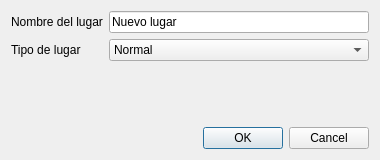
This is nodedialog.ui in TheSanFr/Simulador-Taxis as Qt 5 draws it before an edit. The edited form follows.
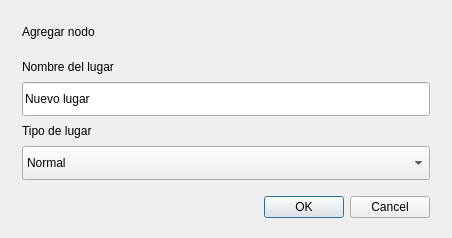
This is the edited form.

The edit to the form file:
```diff
--- a/nodedialog.ui
+++ b/nodedialog.ui
@@ -2,20 +2,60 @@
 <ui version="4.0">
  <class>NodeDialog</class>
  <widget class="QDialog" name="NodeDialog">
+  <property name="minimumSize">
+   <size>
+    <width>420</width>
+    <height>0</height>
+   </size>
+  </property>
   <property name="geometry">
    <rect>
     <x>0</x>
     <y>0</y>
-    <width>380</width>
-    <height>160</height>
+    <width>452</width>
+    <height>238</height>
    </rect>
   </property>
   <property name="windowTitle">
    <string>Nuevo nodo</string>
   </property>
   <layout class="QVBoxLayout" name="layoutDialog">
+   <property name="spacing">
+    <number>16</number>
+   </property>
+   <property name="leftMargin">
+    <number>22</number>
+   </property>
+   <property name="topMargin">
+    <number>20</number>
+   </property>
+   <property name="rightMargin">
+    <number>22</number>
+   </property>
+   <property name="bottomMargin">
+    <number>20</number>
+   </property>
+   <item>
+    <widget class="QLabel" name="lblDialogTitle">
+     <property name="text">
+      <string>Agregar nodo</string>
+     </property>
+    </widget>
+   </item>
    <item>
     <layout class="QFormLayout" name="formLayout">
+     <property name="horizontalSpacing">
+      <number>0</number>
+     </property>
+     <property name="verticalSpacing">
+      <number>8</number>
+     </property>
+     <property name="rowWrapPolicy">
+      <enum>QFormLayout::WrapAllRows</enum>
+     </property>
+     <property name="fieldGrowthPolicy">
+      <enum>QFormLayout::AllNonFixedFieldsGrow</enum>
+     </property>
      <item row="0" column="0">
       <widget class="QLabel" name="lblName">
        <property name="text">
@@ -25,6 +65,12 @@
      </item>
      <item row="0" column="1">
       <widget class="QLineEdit" name="edtName">
+       <property name="minimumSize">
+        <size>
+         <width>0</width>
+         <height>34</height>
+        </size>
+       </property>
        <property name="text">
         <string>Nuevo lugar</string>
        </property>
@@ -39,6 +85,12 @@
      </item>
      <item row="1" column="1">
       <widget class="QComboBox" name="comboType">
+       <property name="minimumSize">
+        <size>
+         <width>0</width>
+         <height>34</height>
+        </size>
+       </property>
        <item>
         <property name="text">
          <string>Normal</string>
```
Left out of the diff: 8 changed lines with no effect on the pictures.
